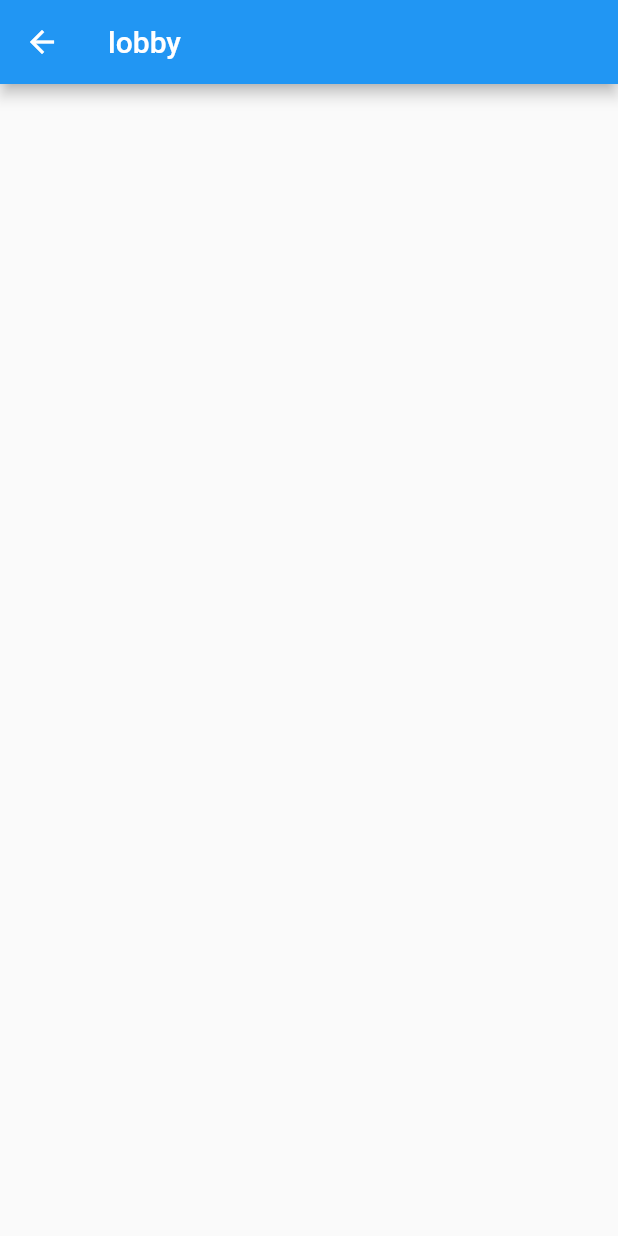
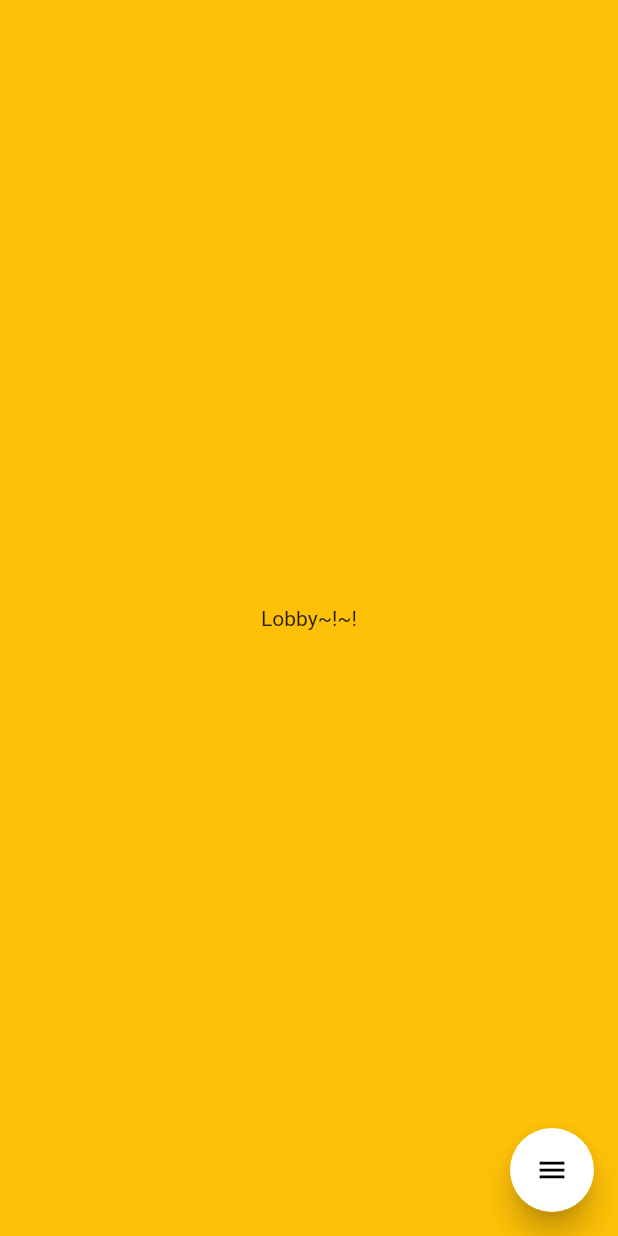
Before and after one commit to sihyeong671/quizApp, a Flutter app: the Lobby screen opened directly, on a phone screen of 412 x 824 dp. Run offline on Flutter 3.47's test engine with Material 2 defaults, Android fonts, the phone set to English and light mode, and no system bars; drawn by our look-alikes of flutter_speed_dial.

Commit message:
client: add floating button in lobby

```diff
--- a/client/lib/lobby/lobby.dart
+++ b/client/lib/lobby/lobby.dart
@@ -1,4 +1,5 @@
 import 'package:flutter/material.dart';
+import 'package:client/utils/floatingButton.dart';
 
 class Lobby extends StatelessWidget {
   const Lobby({ Key? key }) : super(key: key);
@@ -6,9 +7,13 @@ class Lobby extends StatelessWidget {
   @override
   Widget build(BuildContext context) {
     return Scaffold(
-      appBar: AppBar(
-        title: Text('lobby')
-      )
-    );
+      backgroundColor: Colors.amber,
+      floatingActionButton: FloatingButton(),
+      body: Center(
+        child: Text('Lobby~!~!'),
+      ),
+
+
+      );
   }
 }
--- /dev/null
+++ b/client/lib/utils/floatingButton.dart
@@ -0,0 +1,51 @@
+import 'package:flutter/material.dart';
+import 'package:flutter_speed_dial/flutter_speed_dial.dart';
+
+class FloatingButton extends StatelessWidget {
+  const FloatingButton({ Key? key }) : super(key: key);
+
+  @override
+  Widget build(BuildContext context) {
+    return SpeedDial(
+          animatedIcon: AnimatedIcons.menu_close,
+          animatedIconTheme: IconThemeData(size: 22.0),
+          // this is ignored if animatedIcon is non null
+          // child: Icon(Icons.add),
+          // visible: _dialVisible,
+          curve: Curves.bounceIn,
+          overlayColor: Colors.black,
+          overlayOpacity: 0.5,
+          onOpen: () => print('OPENING DIAL'),
+          onClose: () => print('DIAL CLOSED'),
+          tooltip: 'Speed Dial',
+          heroTag: 'speed-dial-hero-tag',
+          backgroundColor: Colors.white,
+          foregroundColor: Colors.black,
+          elevation: 8.0,
+          // shape: CircleBorder(),
+          children: [
+            SpeedDialChild(
+              child: Icon(Icons.home),
+              backgroundColor: Colors.red,
+              label: 'LOBBY',
+              // labelStyle: TextTheme(fontSize: 18.0),
+              onTap: () => print('FIRST CHILD')
+            ),
+            SpeedDialChild(
+              child: Icon(Icons.bar_chart),
+              backgroundColor: Colors.blue,
+              label: 'RANKING',
+              // labelStyle: TextTheme(fontSize: 18.0),
+              onTap: () => print('SECOND CHILD'),
+            ),
+            SpeedDialChild(
+              child: Icon(Icons.account_circle),
+              backgroundColor: Colors.green,
+              label: 'MY PAGE',
+              // labelStyle: TextTheme(fontSize: 18.0),
+              onTap: () => print('THIRD CHILD'),
+            ),
+          ],
+        );
+  }
+}
--- a/client/pubspec.yaml
+++ b/client/pubspec.yaml
@@ -35,6 +35,7 @@ dependencies:
   # Use with the CupertinoIcons class for iOS style icons.
   cupertino_icons: ^1.0.2
   http: ^0.13.4
+  flutter_speed_dial: ^5.0.0+1
 
 dev_dependencies:
   flutter_test:
```
Also changed, not shown: client/pubspec.lock.
